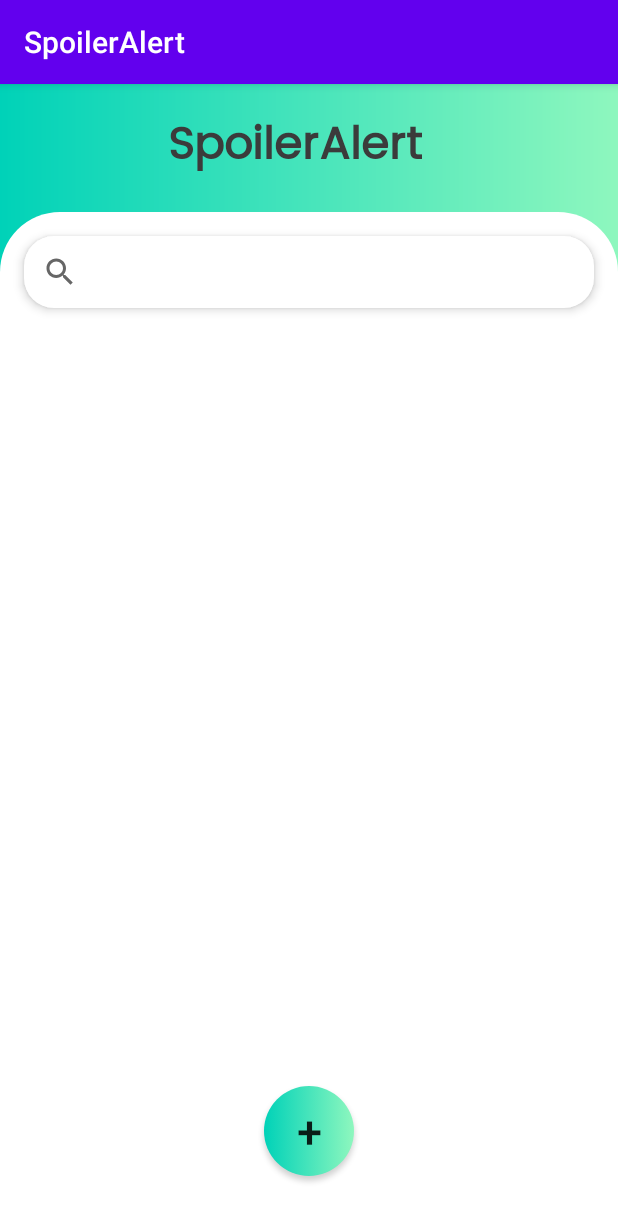
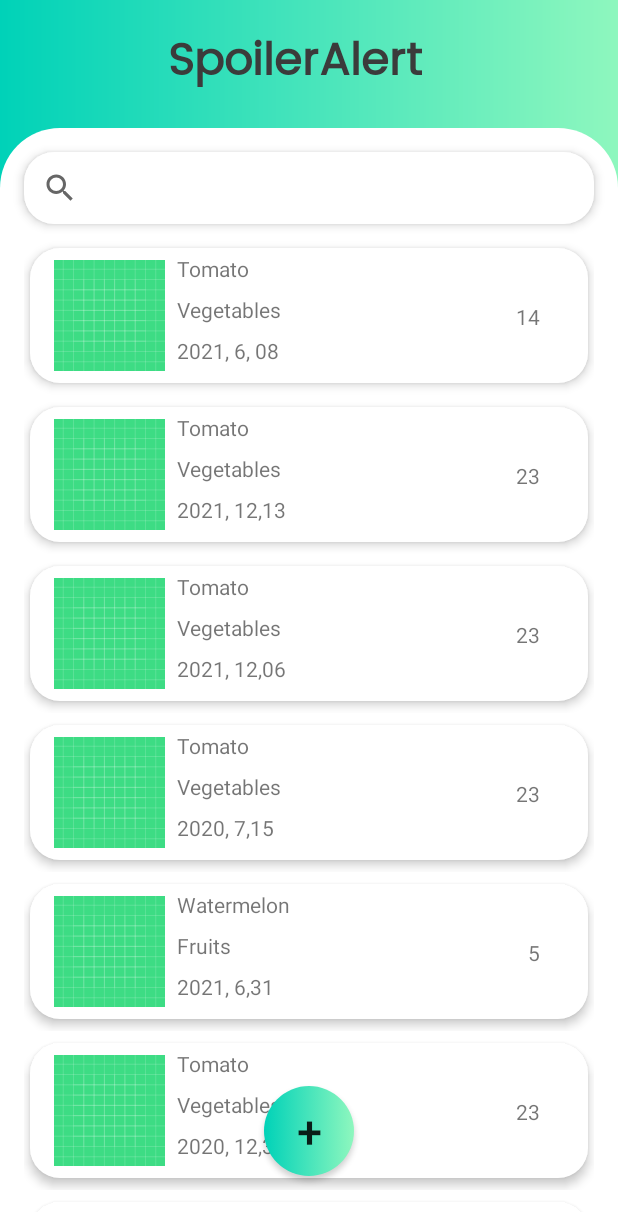
Before and after one commit to PtrckSimps/SpoilerAlert, an Android app: the screen it shows after launch (MainActivity), on a phone screen of 412 x 824 dp. Shown: the top 1228 px of the screen. Run offline under Robolectric (Android 15) with nearby library versions, the phone set to English and light mode, and no system bars.

Commit message:
Added Recycler view and dummy data to check UI design

```diff
--- a/app/build.gradle
+++ b/app/build.gradle
@@ -8,7 +8,7 @@ android {
 
     defaultConfig {
         applicationId "com.mobdeve.simpaop.spoileralert"
-        minSdkVersion 19
+        minSdkVersion 24
         targetSdkVersion 30
         versionCode 1
         versionName "1.0"
--- /dev/null
+++ b/app/src/main/java/com/mobdeve/simpaop/spoileralert/DatabaseAdapter.java
@@ -0,0 +1,9 @@
+package com.mobdeve.simpaop.spoileralert;
+
+import android.database.sqlite.SQLiteDatabase;
+
+public class DatabaseAdapter {
+
+    SQLiteDatabase db;
+
+}
--- a/app/src/main/java/com/mobdeve/simpaop/spoileralert/InputItemActivity.java
+++ b/app/src/main/java/com/mobdeve/simpaop/spoileralert/InputItemActivity.java
@@ -10,16 +10,22 @@ import android.os.Bundle;
 import android.view.View;
 import android.widget.CalendarView;
 import android.widget.DatePicker;
+import android.widget.EditText;
 import android.widget.TextView;
 
 import java.util.Calendar;
+import java.util.Random;
 
 public class InputItemActivity extends AppCompatActivity {
 
     private static final String TAG = "InputItemActivity";
 
     private TextView expiryDateInput;
+    private EditText itemNameEt;
+    private EditText itemCategoryEt;
     private DatePickerDialog.OnDateSetListener expiryDateListener;
+    private ItemAdapter adapter;
+
 
     @Override
     protected void onCreate(Bundle savedInstanceState) {
@@ -27,6 +33,8 @@ public class InputItemActivity extends AppCompatActivity {
         setContentView(R.layout.activity_input_item);
 
         this.expiryDateInput = findViewById(R.id.expiryDateInput);
+        this.itemNameEt = findViewById(R.id.itemNameEt);
+        this.itemCategoryEt = findViewById(R.id.itemCategoryEt);
 
         expiryDateInput.setOnClickListener(new View.OnClickListener() {
             @Override
@@ -34,6 +42,8 @@ public class InputItemActivity extends AppCompatActivity {
                 initDatePicker();
             }
         });
+
+        //adapter = new ItemAdapter();
     }
 
     private void initDatePicker(){
@@ -57,4 +67,12 @@ public class InputItemActivity extends AppCompatActivity {
             }
         };
     }
+    /*
+    public void addItem(View view){
+        Random rand = new Random();
+        //(4) Items can still be added on the RecyclerView by talking to the adapter
+        adapter.addItem(itemNameEt.getText().toString(), itemCategoryEt.getText().toString(), expiryDateInput.getText().toString());
+        finish();
+    }
+    */
 }
--- /dev/null
+++ b/app/src/main/java/com/mobdeve/simpaop/spoileralert/Item.java
@@ -0,0 +1,38 @@
+package com.mobdeve.simpaop.spoileralert;
+
+public class Item {
+
+    private String itemName;
+    private String itemCategory;
+    private String itemExpDate;
+    private int itemImage;
+    private int daysLeft;
+
+    public Item(String itemName, String itemCategory, String itemExpDate, int daysLeft, int itemImage) {
+        this.itemName = itemName;
+        this.itemCategory = itemCategory;
+        this.itemExpDate = itemExpDate;
+        this.itemImage = itemImage;
+        this.daysLeft = daysLeft;
+    }
+
+    public String getItemName() {
+        return itemName;
+    }
+
+    public String getItemCategory() {
+        return itemCategory;
+    }
+
+    public String getItemExpDate() {
+        return itemExpDate;
+    }
+
+    public int getItemImage() {
+        return itemImage;
+    }
+
+    public int getDaysLeft() {
+        return daysLeft;
+    }
+}
--- /dev/null
+++ b/app/src/main/java/com/mobdeve/simpaop/spoileralert/ItemAdapter.java
@@ -0,0 +1,52 @@
+package com.mobdeve.simpaop.spoileralert;
+
+import android.view.LayoutInflater;
+import android.view.View;
+import android.view.ViewGroup;
+
+import androidx.annotation.NonNull;
+import androidx.recyclerview.widget.RecyclerView;
+
+import java.util.ArrayList;
+
+public class ItemAdapter extends RecyclerView.Adapter<ItemViewHolder>{
+
+    private ArrayList<Item> itemArrayList;
+
+    public ItemAdapter(ArrayList<Item> data){
+        this.itemArrayList = data;
+    }
+
+    @NonNull
+    @Override
+    public ItemViewHolder onCreateViewHolder(@NonNull ViewGroup parent, int viewType) {
+        LayoutInflater inflater = LayoutInflater.from(parent.getContext());
+        View view = inflater.inflate(R.layout.item_row, parent, false);
+
+        ItemViewHolder holder = new ItemViewHolder(view);
+
+        return holder;
+    }
+
+    @Override
+    public void onBindViewHolder(@NonNull ItemViewHolder holder, int position) {
+        holder.setItemName(itemArrayList.get(position).getItemName());
+        holder.setItemCategory(itemArrayList.get(position).getItemCategory());
+        holder.setExpiry(itemArrayList.get(position).getItemExpDate());
+        holder.setDaysLeft(itemArrayList.get(position).getDaysLeft());
+        holder.setimage(itemArrayList.get(position).getItemImage());
+    }
+
+    @Override
+    public int getItemCount() {
+        return itemArrayList.size();
+    }
+
+    public void addItem(String itemName, String itemCategory, String expiry){
+        itemArrayList.add(new Item(
+                itemName, itemCategory,
+                expiry,
+                14, R.drawable.ic_launcher_background));
+        notifyItemInserted(itemArrayList.size()-1);
+    }
+}
--- /dev/null
+++ b/app/src/main/java/com/mobdeve/simpaop/spoileralert/ItemViewHolder.java
@@ -0,0 +1,46 @@
+package com.mobdeve.simpaop.spoileralert;
+
+import android.view.View;
+import android.widget.ImageView;
+import android.widget.TextView;
+
+import androidx.annotation.NonNull;
+import androidx.recyclerview.widget.RecyclerView;
+
+public class ItemViewHolder extends RecyclerView.ViewHolder {
+
+    private ImageView itemImage;
+    private TextView itemNameTv;
+    private TextView itemCategoryTv;
+    private TextView expiryTv;
+    private TextView daysLeftTv;
+
+    public ItemViewHolder(@NonNull View itemView){
+        super(itemView);
+        this.itemImage = itemView.findViewById(R.id.itemImage);
+        this.itemNameTv = itemView.findViewById(R.id.itemNameTv);
+        this.itemCategoryTv = itemView.findViewById(R.id.itemCategoryTv);
+        this.expiryTv = itemView.findViewById(R.id.expiryTv);
+        this.daysLeftTv = itemView.findViewById(R.id.daysLeftTv);
+    }
+
+    public void setItemName(String itemname){
+        itemNameTv.setText(itemname);
+    }
+
+    public void setItemCategory(String category){
+        itemCategoryTv.setText(category);
+    }
+
+    public void setExpiry(String expiry){
+        expiryTv.setText(expiry);
+    }
+
+    public void setDaysLeft(int days){
+       daysLeftTv.setText(String.valueOf(days));
+    }
+
+    public void setimage(int image){
+        itemImage.setImageResource(image);
+    }
+}
--- a/app/src/main/java/com/mobdeve/simpaop/spoileralert/MainActivity.java
+++ b/app/src/main/java/com/mobdeve/simpaop/spoileralert/MainActivity.java
@@ -1,6 +1,10 @@
 package com.mobdeve.simpaop.spoileralert;
 
 import androidx.appcompat.app.AppCompatActivity;
+import androidx.core.content.ContextCompat;
+import androidx.recyclerview.widget.DividerItemDecoration;
+import androidx.recyclerview.widget.LinearLayoutManager;
+import androidx.recyclerview.widget.RecyclerView;
 
 
 import android.content.Intent;
@@ -8,10 +12,19 @@ import android.os.Bundle;
 import android.view.View;
 import android.widget.Button;
 
+import java.util.ArrayList;
+
 
 public class MainActivity extends AppCompatActivity {
 
+
     private Button addItemBtn;
+    private ArrayList<Item> itemArrayList;
+    private RecyclerView recyclerView;
+
+
+    private ItemAdapter adapter;
+    private RecyclerView.LayoutManager manager;
 
     @Override
     protected void onCreate(Bundle savedInstanceState) {
@@ -27,6 +40,100 @@ public class MainActivity extends AppCompatActivity {
                 startActivity(intent);
             }
         });
+
+        generateData();
+
+        recyclerView = findViewById(R.id.recyclerView);
+        manager = new LinearLayoutManager(this);
+        recyclerView.setLayoutManager(manager);
+        adapter = new ItemAdapter(itemArrayList);
+        recyclerView.setAdapter(adapter);
     }
 
+    private void generateData(){
+        this.itemArrayList = new ArrayList<>();
+
+        this.itemArrayList .add(new Item(
+                "Tomato", "Vegetables",
+                "2021, 6, 08",
+                14, R.drawable.ic_launcher_background));
+        this.itemArrayList .add(new Item(
+                "Tomato", "Vegetables",
+                "2021, 12,13",
+                23, R.drawable.ic_launcher_background));
+        this.itemArrayList .add(new Item(
+                "Tomato", "Vegetables",
+                "2021, 12,06",
+                23, R.drawable.ic_launcher_background));
+        this.itemArrayList .add(new Item(
+                "Tomato", "Vegetables",
+                "2020, 7,15",
+                23, R.drawable.ic_launcher_background));
+        this.itemArrayList .add(new Item(
+                "Watermelon", "Fruits",
+                "2021, 6,31",
+                5, R.drawable.ic_launcher_background));
+        this.itemArrayList .add(new Item(
+                "Tomato", "Vegetables",
+                "2020, 12,31",
+                23, R.drawable.ic_launcher_background));
+        this.itemArrayList .add(new Item(
+                "Carrots", "Vegetables",
+                "2020, 12,31",
+                21, R.drawable.ic_launcher_background));
+        this.itemArrayList .add(new Item(
+                "Tomato", "Vegetables",
+                "2020, 12,31",
+                23, R.drawable.ic_launcher_background));
+        this.itemArrayList .add(new Item(
+                "Tomato", "Vegetables",
+                "2020, 12,31",
+                23, R.drawable.ic_launcher_background));
+        this.itemArrayList .add(new Item(
+                "Tomato", "Vegetables",
+                "2020, 12,31",
+                23, R.drawable.ic_launcher_background));
+        this.itemArrayList .add(new Item(
+                "Tomato", "Vegetables",
+                "2020, 12,31",
+                23, R.drawable.ic_launcher_background));
+        this.itemArrayList .add(new Item(
+                "Eggplant", "Vegetables",
+                "2021, ,31",
+                10, R.drawable.ic_launcher_background));
+        this.itemArrayList.add(new Item(
+                "Potato", "Vegetables",
+                "2021, 5,16",
+                14, R.drawable.ic_launcher_background));
+        this.itemArrayList .add(new Item(
+                "Tomato", "Vegetables",
+                "2020, 12,31",
+                23, R.drawable.ic_launcher_background));
+        this.itemArrayList.add(new Item(
+                "Tomato", "Vegetables",
+                "2020, 12,31",
+                23, R.drawable.ic_launcher_background));
+        this.itemArrayList.add(new Item(
+                "Seedless Grapes", "Fruits",
+                "2021, 5,4",
+                2, R.drawable.ic_launcher_background));
+        this.itemArrayList.add(new Item(
+                "Tomato", "Vegetables",
+                "2020, 12,31",
+                23, R.drawable.ic_launcher_background));
+        this.itemArrayList.add(new Item(
+                "Tomato", "Vegetables",
+                "2020, 12,31",
+                23, R.drawable.ic_launcher_background));
+        this.itemArrayList.add(new Item(
+                "Tomato", "Vegetables",
+                "2020, 12,31",
+                23, R.drawable.ic_launcher_background));
+    }
+
+    @Override
+    protected void onStart() {
+        super.onStart();
+        adapter.notifyDataSetChanged();
+    }
 }
--- a/app/src/main/res/drawable/custom_button.xml
+++ b/app/src/main/res/drawable/custom_button.xml
@@ -7,5 +7,5 @@
         android:angle="360"
         />
 
-    <corners android:radius="40dp"/>
+    <corners android:radius="20dp"/>
 </shape>
--- a/app/src/main/res/drawable/item_row_bg.xml
+++ b/app/src/main/res/drawable/item_row_bg.xml
@@ -1,11 +1,10 @@
 <?xml version="1.0" encoding="utf-8"?>
 <shape xmlns:android="http://schemas.android.com/apk/res/android">
-    <solid android:color="#F8F8F8"/>
+    <solid android:color="#FFFFFF"/>
 
     <corners
-        android:topLeftRadius="10dp"
-        android:bottomLeftRadius="10dp"
-        android:topRightRadius="400dp"
-        android:bottomRightRadius="400dp"/>
+        android:radius="20dp"/>
+
+
 
 </shape>
--- a/app/src/main/res/drawable/layoutgradient.xml
+++ b/app/src/main/res/drawable/layoutgradient.xml
@@ -4,7 +4,7 @@
     <gradient
         android:startColor="@color/start"
         android:endColor="@color/end"
-        android:angle="360"
+        android:angle="0"
         />
 
 </shape>
--- a/app/src/main/res/drawable/round_button.xml
+++ b/app/src/main/res/drawable/round_button.xml
@@ -5,7 +5,7 @@
             <gradient
                 android:startColor="@color/start"
                 android:endColor="@color/end"
-                android:angle="360"
+                android:angle="0"
                 />
         </shape>
     </item>
@@ -14,7 +14,7 @@
             <gradient
                 android:startColor="@color/start"
                 android:endColor="@color/end"
-                android:angle="360"
+                android:angle="0"
                 />
         </shape>
     </item>
--- a/app/src/main/res/drawable/search_bg.xml
+++ b/app/src/main/res/drawable/search_bg.xml
@@ -4,4 +4,5 @@
 
     <solid android:color="@color/white"/>
 
+
 </shape>
--- a/app/src/main/res/layout/activity_input_item.xml
+++ b/app/src/main/res/layout/activity_input_item.xml
@@ -44,7 +44,7 @@
             app:layout_constraintTop_toBottomOf="@+id/textView2" />
 
         <EditText
-            android:id="@+id/editTextTextPersonName"
+            android:id="@+id/itemNameEt"
             android:layout_width="0dp"
             android:layout_height="wrap_content"
             android:layout_marginStart="40dp"
@@ -79,10 +79,10 @@
             android:text="Item Category"
             android:textColor="@color/text"
             app:layout_constraintStart_toStartOf="parent"
-            app:layout_constraintTop_toBottomOf="@+id/editTextTextPersonName" />
+            app:layout_constraintTop_toBottomOf="@+id/itemNameEt" />
 
         <EditText
-            android:id="@+id/editTextTextPersonName2"
+            android:id="@+id/itemCategoryEt"
             android:layout_width="0dp"
             android:layout_height="wrap_content"
             android:layout_marginStart="40dp"
@@ -105,7 +105,7 @@
             android:text="Quantity"
             android:textColor="@color/text"
             app:layout_constraintEnd_toEndOf="parent"
-            app:layout_constraintTop_toBottomOf="@+id/editTextTextPersonName" />
+            app:layout_constraintTop_toBottomOf="@+id/itemNameEt" />
 
         <EditText
             android:id="@+id/editTextNumber"
@@ -129,7 +129,7 @@
             android:text="Expiry date"
             android:textColor="@color/text"
             app:layout_constraintStart_toStartOf="parent"
-            app:layout_constraintTop_toBottomOf="@+id/editTextTextPersonName2" />
+            app:layout_constraintTop_toBottomOf="@+id/itemCategoryEt" />
 
         <TextView
             android:id="@+id/expiryDateInput"
@@ -144,16 +144,19 @@
 
         <Button
             android:id="@+id/button"
-            android:layout_width="wrap_content"
+            android:layout_width="0dp"
             android:layout_height="wrap_content"
-            android:layout_marginStart="161dp"
-            android:layout_marginBottom="65dp"
+            android:layout_marginStart="32dp"
+            android:layout_marginEnd="32dp"
+            android:layout_marginBottom="48dp"
             android:background="@drawable/custom_button"
-            android:fontFamily="@font/poppins"
+            android:fontFamily="sans-serif"
             android:text="Add Item"
             android:textAppearance="@style/TextAppearance.AppCompat.Body1"
-            android:textColor="@color/text"
+            android:textColor="@color/white"
+            android:textStyle="bold"
             app:layout_constraintBottom_toBottomOf="parent"
+            app:layout_constraintEnd_toEndOf="parent"
             app:layout_constraintStart_toStartOf="parent" />
 
     </androidx.constraintlayout.widget.ConstraintLayout>
--- a/app/src/main/res/layout/item_row.xml
+++ b/app/src/main/res/layout/item_row.xml
@@ -1,24 +1,32 @@
 <?xml version="1.0" encoding="utf-8"?>
-<androidx.constraintlayout.widget.ConstraintLayout
-    xmlns:android="http://schemas.android.com/apk/res/android"
+<androidx.constraintlayout.widget.ConstraintLayout xmlns:android="http://schemas.android.com/apk/res/android"
     xmlns:app="http://schemas.android.com/apk/res-auto"
     xmlns:tools="http://schemas.android.com/tools"
     android:layout_width="match_parent"
-    android:layout_height="match_parent">
+    android:layout_height="wrap_content">
 
     <androidx.constraintlayout.widget.ConstraintLayout
         android:layout_width="0dp"
         android:layout_height="90dp"
+        android:layout_marginStart="4dp"
+        android:layout_marginTop="8dp"
+        android:layout_marginEnd="4dp"
+        android:layout_marginBottom="8dp"
         android:background="@drawable/item_row_bg"
+        android:elevation="4dp"
+        app:layout_constraintBottom_toBottomOf="parent"
         app:layout_constraintEnd_toEndOf="parent"
         app:layout_constraintStart_toStartOf="parent"
-        app:layout_constraintTop_toTopOf="parent"
-        android:elevation="3dp">
+        app:layout_constraintTop_toTopOf="parent">
 
         <ImageView
             android:id="@+id/itemImage"
-            android:layout_width="90dp"
-            android:layout_height="90dp"
+            android:layout_width="74dp"
+            android:layout_height="74dp"
+            android:layout_marginStart="16dp"
+            android:layout_marginTop="8dp"
+            android:layout_marginBottom="8dp"
+            app:layout_constraintBottom_toBottomOf="parent"
             app:layout_constraintStart_toStartOf="parent"
             app:layout_constraintTop_toTopOf="parent"
             tools:srcCompat="@tools:sample/avatars" />
@@ -53,5 +61,18 @@
             app:layout_constraintStart_toEndOf="@+id/itemImage"
             app:layout_constraintTop_toBottomOf="@+id/itemCategoryTv" />
 
+        <TextView
+            android:id="@+id/daysLeftTv"
+            android:layout_width="wrap_content"
+            android:layout_height="wrap_content"
+            android:layout_marginTop="36dp"
+            android:layout_marginEnd="32dp"
+            android:layout_marginBottom="35dp"
+            android:text="TextView"
+            app:layout_constraintBottom_toBottomOf="parent"
+            app:layout_constraintEnd_toEndOf="parent"
+            app:layout_constraintTop_toTopOf="parent"
+            app:layout_constraintVertical_bias="0.0" />
+
     </androidx.constraintlayout.widget.ConstraintLayout>
 </androidx.constraintlayout.widget.ConstraintLayout>
--- a/app/src/main/res/values/themes.xml
+++ b/app/src/main/res/values/themes.xml
@@ -1,6 +1,6 @@
 <resources xmlns:tools="http://schemas.android.com/tools">
     <!-- Base application theme. -->
-    <style name="Theme.SpoilerAlert" parent="Theme.AppCompat.DayNight.DarkActionBar">
+    <style name="Theme.SpoilerAlert" parent="Theme.AppCompat.DayNight.NoActionBar">
         <!-- Primary brand color. -->
         <item name="colorPrimary">@color/purple_500</item>
         <item name="colorPrimaryVariant">@color/purple_700</item>
```
